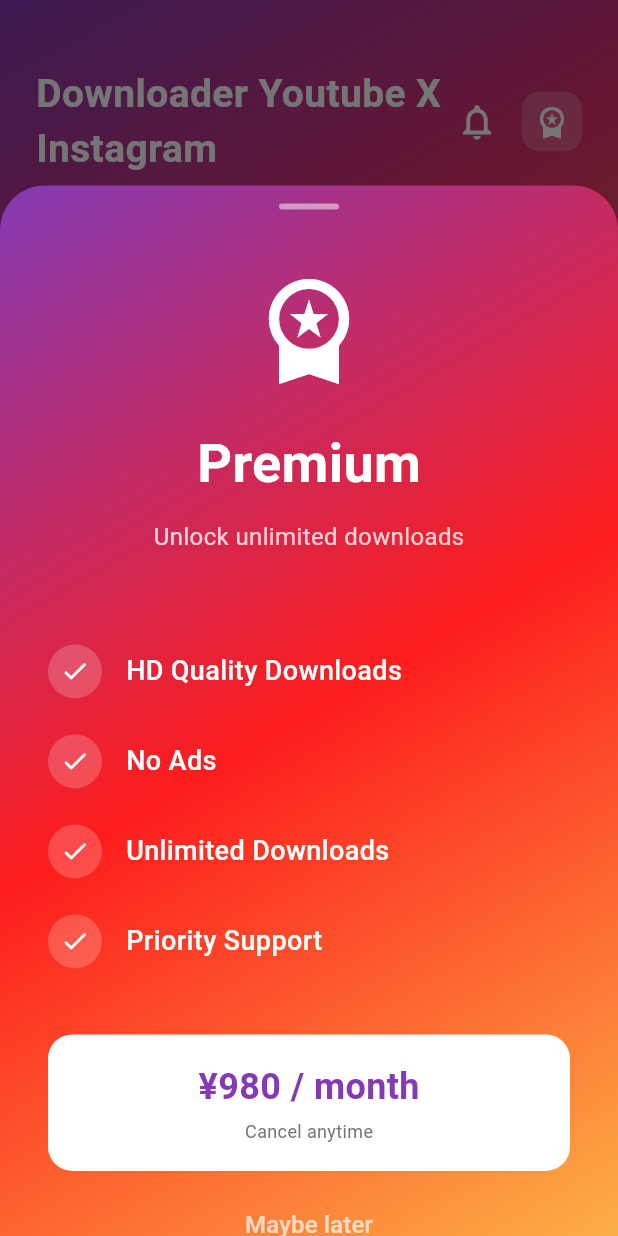
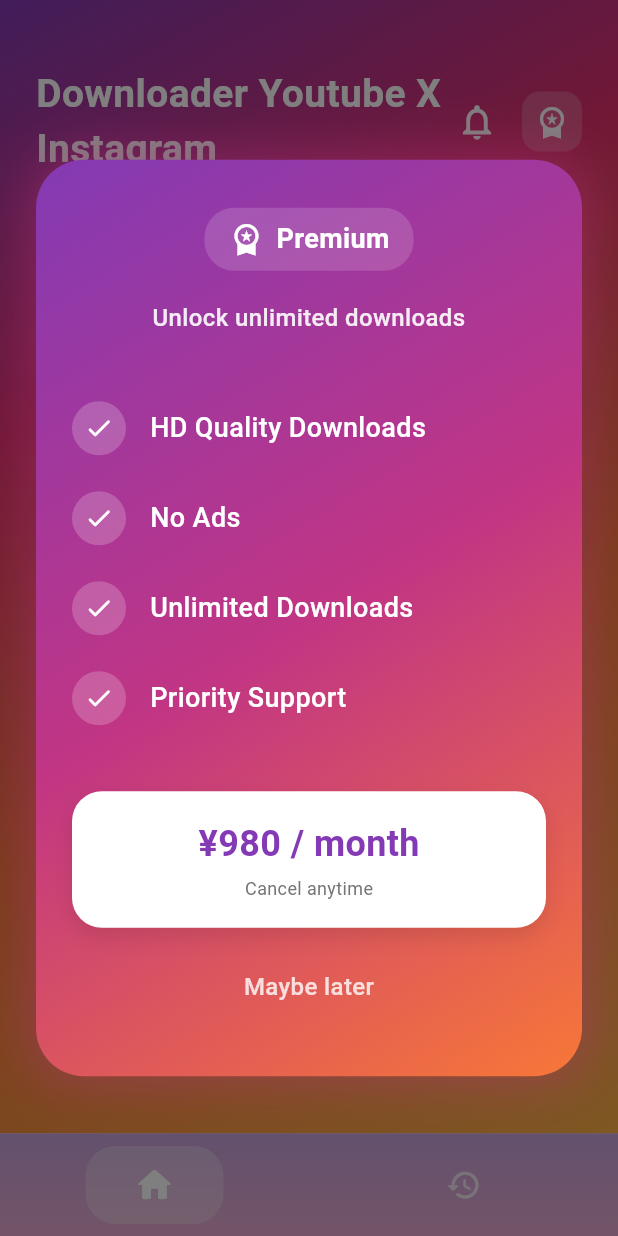
Before and after one commit to Mitchy03/video-saver-app, a Flutter app: the screen it shows after launch, after a tap on the "workspace premium" icon, on a phone screen of 412 x 824 dp. Run offline on Flutter 3.47's test engine with Material 3 defaults, Android fonts, the phone set to English and light mode, and no system bars; drawn by our look-alikes of flutter_animate; our stand-ins replace confetti, google_fonts, google_mobile_ads, shared_preferences; missing offline and left inert: process_run, purchases_flutter; Roboto replaces fonts that are missing (Lucida Handwriting).

Commit message:
Improve premium dialog animation and styling

```diff
--- a/lib/screens/download_screen.dart
+++ b/lib/screens/download_screen.dart
@@ -901,65 +901,101 @@
   }
 
   void _showSubscriptionSheet() {
-    showModalBottomSheet(
+    showGeneralDialog(
       context: context,
-      isScrollControlled: true,
-      backgroundColor: Colors.transparent,
-      builder: (context) => Container(
-        height: MediaQuery.of(context).size.height * 0.85,
+      barrierDismissible: false,
+      barrierColor: Colors.black.withOpacity(0.5),
+      transitionDuration: Duration(milliseconds: 400),
+      transitionBuilder: (context, animation, secondaryAnimation, child) {
+        final curved = CurvedAnimation(parent: animation, curve: Curves.easeOutBack);
+        return SlideTransition(
+          position: Tween<Offset>(begin: Offset(0, 0.1), end: Offset.zero)
+              .animate(CurvedAnimation(parent: animation, curve: Curves.easeOut)),
+          child: ScaleTransition(
+            scale: Tween<double>(begin: 0.8, end: 1.0).animate(curved),
+            child: FadeTransition(
+              opacity: animation,
+              child: child,
+            ),
+          ),
+        );
+      },
+      pageBuilder: (context, animation, secondaryAnimation) {
+        return _buildPremiumContent();
+      },
+    );
+  }
+
+  Widget _buildPremiumContent() {
+    return Center(
+      child: Material(
+        color: Colors.transparent,
+        child: Container(
+          margin: EdgeInsets.symmetric(horizontal: 24, vertical: 80),
+          padding: EdgeInsets.symmetric(horizontal: 24, vertical: 32),
           decoration: BoxDecoration(
             gradient: LinearGradient(
               begin: Alignment.topLeft,
               end: Alignment.bottomRight,
               colors: [
                 Color(0xFF833AB4),
-              Color(0xFFFD1D1D),
-              Color(0xFFFCAF45),
+                Color(0xFFC13584),
+                Color(0xFFF77737),
               ],
             ),
-          borderRadius: BorderRadius.only(
-            topLeft: Radius.circular(30),
-            topRight: Radius.circular(30),
+            borderRadius: BorderRadius.circular(32),
+            boxShadow: [
+              BoxShadow(
+                color: Color(0xFFC13584).withOpacity(0.4),
+                blurRadius: 30,
+                spreadRadius: 5,
               ),
+            ],
           ),
           child: Column(
+            mainAxisSize: MainAxisSize.min,
             children: [
-            SizedBox(height: 12),
+              Row(
+                mainAxisAlignment: MainAxisAlignment.center,
+                children: [
                   Container(
-              width: 40,
-              height: 4,
+                    padding: EdgeInsets.symmetric(horizontal: 16, vertical: 8),
                     decoration: BoxDecoration(
-                color: Colors.white.withOpacity(0.5),
-                borderRadius: BorderRadius.circular(2),
+                      color: Colors.white.withOpacity(0.15),
+                      borderRadius: BorderRadius.circular(20),
                     ),
-            ),
-            SizedBox(height: 40),
-            Icon(
-              Icons.workspace_premium,
-              size: 80,
-              color: Colors.white,
-            ),
-            SizedBox(height: 24),
+                    child: Row(
+                      children: [
+                        Icon(Icons.workspace_premium, color: Colors.white, size: 24),
+                        SizedBox(width: 8),
                         Text(
                           'Premium',
                           style: TextStyle(
-                fontSize: 36,
+                            fontSize: 18,
                             fontWeight: FontWeight.bold,
                             color: Colors.white,
                           ),
                         ),
-            SizedBox(height: 12),
+                      ],
+                    ),
+                  ).animate(onPlay: (controller) => controller.repeat()).shimmer(
+                        duration: Duration(seconds: 2),
+                        color: Colors.white.withOpacity(0.3),
+                      ),
+                ],
+              ),
+              SizedBox(height: 20),
               Text(
                 'Unlock unlimited downloads',
+                textAlign: TextAlign.center,
                 style: TextStyle(
                   fontSize: 16,
-                color: Colors.white.withOpacity(0.8),
+                  color: Colors.white.withOpacity(0.9),
+                  fontWeight: FontWeight.w500,
                 ),
               ),
-            SizedBox(height: 48),
-            Padding(
-              padding: EdgeInsets.symmetric(horizontal: 32),
-              child: Column(
+              SizedBox(height: 32),
+              Column(
                 children: [
                   _buildFeatureItem('HD Quality Downloads'),
                   _buildFeatureItem('No Ads'),
@@ -967,18 +1003,20 @@
                   _buildFeatureItem('Priority Support'),
                 ],
               ),
-            ),
-            Spacer(),
-            Padding(
-              padding: EdgeInsets.all(32),
-              child: Column(
-                children: [
+              SizedBox(height: 32),
               Container(
                 width: double.infinity,
                 padding: EdgeInsets.symmetric(vertical: 18),
                 decoration: BoxDecoration(
                   color: Colors.white,
-                      borderRadius: BorderRadius.circular(16),
+                  borderRadius: BorderRadius.circular(20),
+                  boxShadow: [
+                    BoxShadow(
+                      color: Colors.black.withOpacity(0.1),
+                      blurRadius: 12,
+                      offset: Offset(0, 6),
+                    ),
+                  ],
                 ),
                 child: Column(
                   children: [
@@ -1000,22 +1038,29 @@
                     ),
                   ],
                 ),
+              ).animate(onPlay: (controller) => controller.repeat()).shimmer(
+                    duration: Duration(seconds: 2),
+                    color: Colors.white.withOpacity(0.3),
                   ),
               SizedBox(height: 12),
-                  TextButton(
-                    onPressed: () => Navigator.pop(context),
+              GestureDetector(
+                onTap: () {
+                  Navigator.of(context).pop();
+                },
+                child: Container(
+                  padding: EdgeInsets.symmetric(vertical: 16, horizontal: 32),
                   child: Text(
                     'Maybe later',
                     style: TextStyle(
-                        color: Colors.white.withOpacity(0.7),
+                      color: Colors.white.withOpacity(0.8),
                       fontSize: 16,
+                      fontWeight: FontWeight.w500,
+                    ),
                   ),
                 ),
               ),
             ],
           ),
-            ),
-          ],
         ),
       ),
     );
```
Lines whose indentation alone changed are shown as unchanged.
